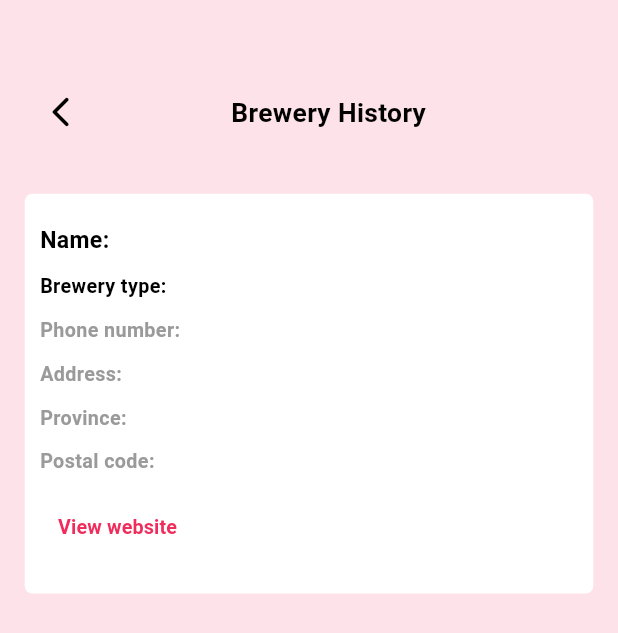
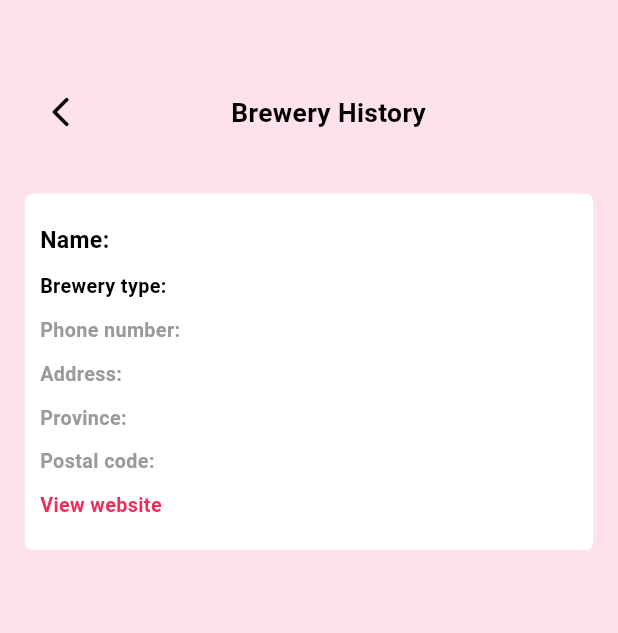
Before and after one commit to funmi-cod/PUNK_BEER_APP, a Flutter app: the DetailScreen screen opened directly with empty values, on a phone screen of 412 x 824 dp. Shown: the top 633 px of the screen. Run offline on Flutter 3.47's test engine with Material 3 defaults, Android fonts, the phone set to English and light mode, and no system bars; our stand-ins replace dio, flutter_screenutil, internet_connection_checker; Roboto replaces fonts that are missing (SofiaSans).

Commit message:
more  update

```diff
--- a/lib/common/constant/text_constant.dart
+++ b/lib/common/constant/text_constant.dart
@@ -21,4 +21,5 @@ class TextLiterals {
       'Error fetching brewery history...';
   static const String breweryHistory = 'Brewery History';
   static const String fetchHistory = 'Fetching more history';
+  static const String viewMore = 'View more';
 }
--- a/lib/presentation/screens/home/detail_screen.dart
+++ b/lib/presentation/screens/home/detail_screen.dart
@@ -81,8 +81,8 @@ class _DetailScreenState extends State<DetailScreen> {
                         fontSize: scaledFontSize(Sizes.dimen_12.sp, context),
                         color: AppColors.mediumGray),
                     VerticalSpacing(Sizes.dimen_10.h),
-                    TextButton(
-                      onPressed: () async {
+                    InkWell(
+                      onTap: () async {
                         debugPrint("Urlll: ${widget.data.websiteUrl}");
                         String url = widget.data.websiteUrl ?? '';
 
--- a/lib/presentation/screens/home/home_screen.dart
+++ b/lib/presentation/screens/home/home_screen.dart
@@ -149,6 +149,10 @@ class _HomeScreenState extends State<HomeScreen> {
                                     scaledFontSize(Sizes.dimen_12.sp, context),
                                 color: AppColors.mediumGray),
                             VerticalSpacing(Sizes.dimen_10.h),
+                            Styles.medium(TextLiterals.viewMore,
+                                fontSize:
+                                    scaledFontSize(Sizes.dimen_12.sp, context),
+                                color: AppColors.primaryRed),
                           ],
                         ),
                       ),
```
